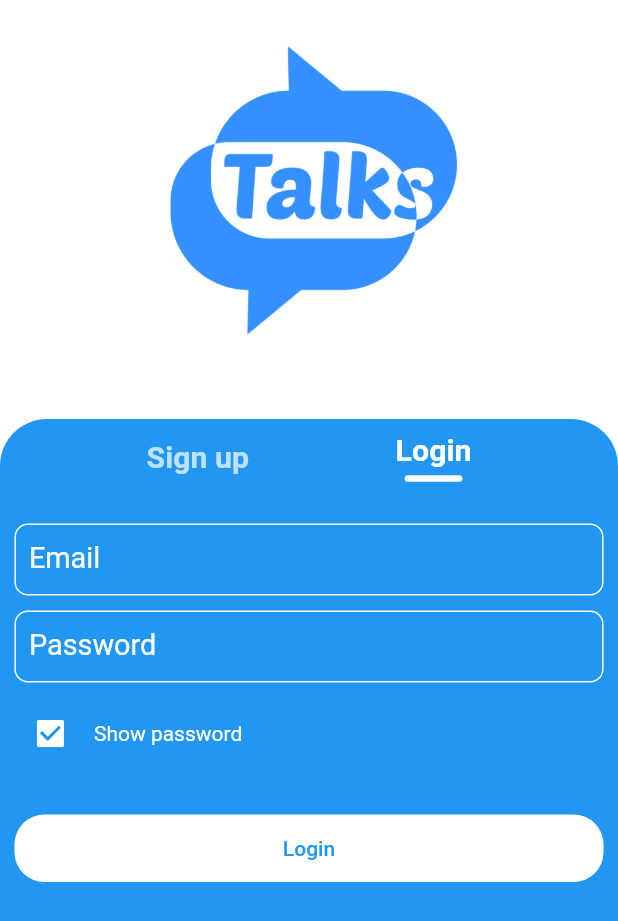
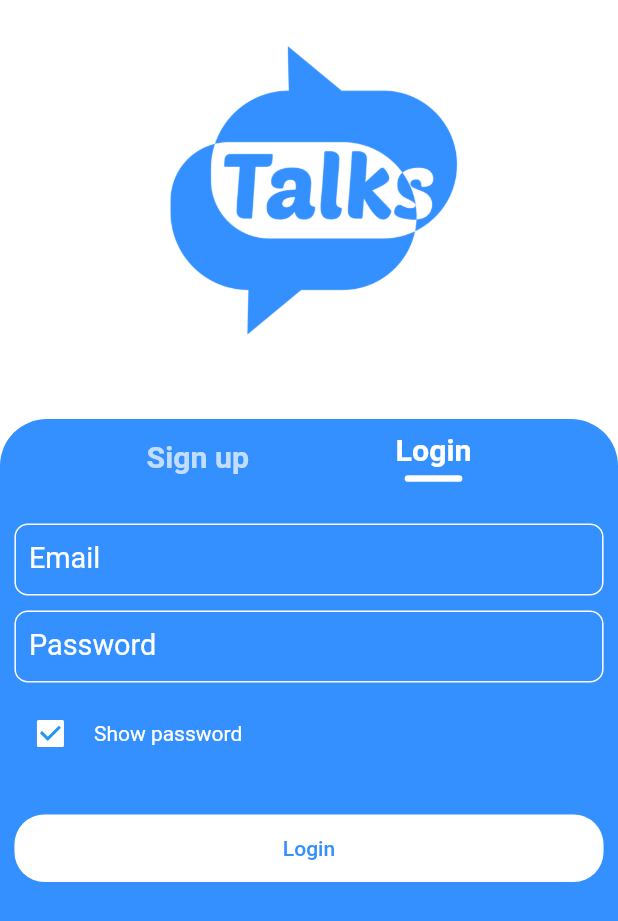
Before and after one commit to mohamedsayed27/talks, a Flutter app: the AuthScreen screen opened directly, after a tap on "Login", on a phone screen of 412 x 824 dp. Shown: the top 921 px of the screen. Run offline on Flutter 3.47's test engine with Material 2 defaults, Android fonts, the phone set to English and light mode, and no system bars; our stand-ins replace bloc, dio, equatable, flutter_bloc, flutter_screenutil, flutter_svg and 2 more; missing offline and left inert: jwt_decode; accounts and stored records are empty.

```diff
--- a/lib/core/utils/app_colors.dart
+++ b/lib/core/utils/app_colors.dart
@@ -1,7 +1,7 @@
 import 'package:flutter/material.dart';
 
 class AppColors{
-  static Color blueColor = Colors.blue;
+  static Color blueColor = const Color(0xff3490ff);
   static Color whiteColor = Colors.white;
   static Color whiteDisabledColor=Colors.white70;
   AppColors._();
--- a/lib/core/utils/end_points.dart
+++ b/lib/core/utils/end_points.dart
@@ -1,5 +1,5 @@
 class AppEndpoints{
-  static const String baseUrl = 'http://www.talks.somee.com/';
+  static const String baseUrl = 'http://mohamedblgikey-001-site1.etempurl.com/';
   static const String registerEndPoint = 'Auth/Register';
   static const String loginEndPoint = 'Auth/Login';
   static const String getUserDataEndPoint = 'Users/Get/';
--- a/lib/core/utils/svg_path.dart
+++ b/lib/core/utils/svg_path.dart
@@ -0,0 +1,5 @@
+class SvgPath{
+  static const addFriendIcon = 'assets/svg/Vector.svg';
+  static const chatsIcon = 'assets/svg/Shape.svg';
+  static const notificationIcon = 'assets/svg/Icon Artwork.svg';
+}
--- a/lib/presentation/components/login_component.dart
+++ b/lib/presentation/reusable_components/components/login_component.dart
@@ -1,11 +1,11 @@
 import 'package:flutter/material.dart';
 import 'package:flutter_bloc/flutter_bloc.dart';
-import 'package:talks/presentation/widgets/auth_button.dart';
-import '../../domain/controllers/auth_cubit/auth_cubit.dart';
-import '../../domain/controllers/auth_cubit/auth_state.dart';
+import '../widgets/auth_button.dart';
 import '../widgets/auth_text_form_field.dart';
+import '../../../domain/controllers/auth_cubit/auth_cubit.dart';
+import '../../../domain/controllers/auth_cubit/auth_state.dart';
 class LoginComponent extends StatelessWidget {
-   LoginComponent({Key? key}) : super(key: key);
+   const LoginComponent({Key? key}) : super(key: key);
 
    static final TextEditingController emailController = TextEditingController();
    static final TextEditingController passwordController = TextEditingController();
--- a/lib/presentation/widgets/auth_button.dart
+++ b/lib/presentation/reusable_components/widgets/auth_button.dart
@@ -1,6 +1,6 @@
 import 'package:flutter/material.dart';
 
-import '../../core/utils/app_colors.dart';
+import '../../../core/utils/app_colors.dart';
 
 class CustomAuthButton extends StatelessWidget {
    const CustomAuthButton({Key? key,required this.onTap, required this.buttonLabel}) : super(key: key);
--- a/lib/presentation/widgets/custom_nav_bar.dart
+++ b/lib/presentation/reusable_components/widgets/custom_nav_bar.dart
@@ -1,7 +1,6 @@
 import 'package:flutter/material.dart';
 import 'package:flutter_screenutil/flutter_screenutil.dart';
-
-import '../../core/utils/app_colors.dart';
+import '../../../core/utils/app_colors.dart';
 
 class CustomNavigationBar extends CustomPainter{
   @override
--- a/lib/presentation/widgets/some_widgets.dart
+++ b/lib/presentation/reusable_components/widgets/some_widgets.dart
@@ -1,7 +1,6 @@
 import 'package:flutter/material.dart';
 import 'package:fluttertoast/fluttertoast.dart';
-
-import '../../core/utils/app_colors.dart';
+import '../../../core/utils/app_colors.dart';
 
 void showToast(String message){
   Fluttertoast.showToast(
--- a/lib/presentation/screens/auth_screen.dart
+++ b/lib/presentation/screens/auth_screen.dart
@@ -3,12 +3,12 @@ import 'package:flutter_bloc/flutter_bloc.dart';
 import 'package:flutter_screenutil/flutter_screenutil.dart';
 import 'package:talks/core/network/local/cash_helper.dart';
 import 'package:talks/core/utils/app_colors.dart';
-import 'package:talks/presentation/components/login_component.dart';
-import 'package:talks/presentation/components/register_component.dart';
 import 'package:talks/presentation/screens/home_screen.dart';
-import '../widgets/some_widgets.dart';
 import '../../domain/controllers/auth_cubit/auth_cubit.dart';
 import '../../domain/controllers/auth_cubit/auth_state.dart';
+import '../reusable_components/components/login_component.dart';
+import '../reusable_components/components/register_component.dart';
+import '../reusable_components/widgets/some_widgets.dart';
 
 class AuthScreen extends StatelessWidget {
   const AuthScreen({super.key});
@@ -166,8 +166,8 @@ class AuthScreen extends StatelessWidget {
                                       constraints: BoxConstraints(
                                           minHeight: constraint.maxHeight),
                                       child: cubit.isLoginOrRegister
-                                          ? RegisterComponent()
-                                          : LoginComponent(),
+                                          ? const RegisterComponent()
+                                          : const LoginComponent(),
                                     ),
                                   );
                                 },
--- a/pubspec.yaml
+++ b/pubspec.yaml
@@ -119,6 +119,7 @@ flutter:
   # To add assets to your application, add an assets section, like this:
   assets:
     - assets/images/
+    - assets/svg/
 
   # An image asset can refer to one or more resolution-specific "variants", see
   # https://flutter.dev/assets-and-images/#resolution-aware
```
Also changed, not shown: lib/main.dart (+5 -5 lines), lib/presentation/reusable_components/components/register_component.dart (renamed from lib/presentation/components/register_component.dart, +4 -4 lines), lib/presentation/screens/home_screen.dart (+5 -3 lines), assets/svg/Icon Artwork.svg (added), assets/svg/Shape.svg (added), assets/svg/Vector.svg (added), lib/presentation/reusable_components/widgets/auth_text_form_field.dart (renamed from lib/presentation/widgets/auth_text_form_field.dart), lib/presentation/reusable_components/widgets/radio_button_item.dart (renamed from lib/presentation/widgets/radio_button_item.dart), pubspec.lock.
